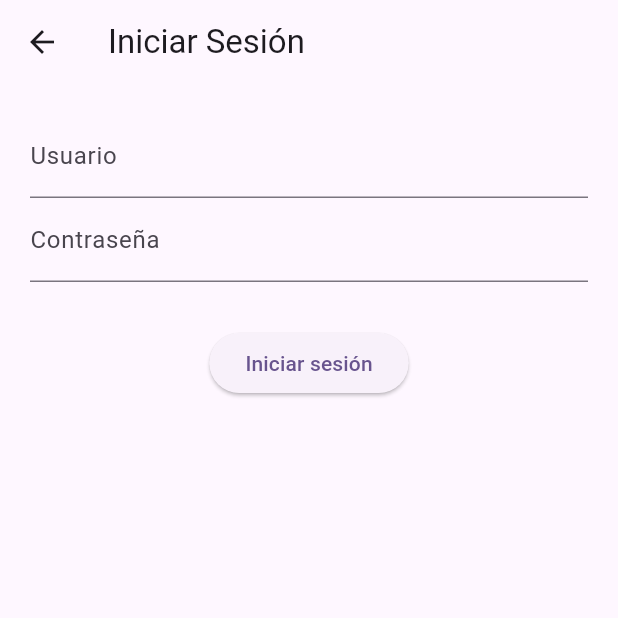
After one commit to AndresReyes2901/ProyectoSI2-parcial2Mobile, a Flutter app: the LoginScreen screen opened directly, on a phone screen of 412 x 824 dp, the top half of it. The commit adds this screen. Run offline on Flutter 3.47's test engine with Material 3 defaults, Android fonts, the phone set to English and light mode, and no system bars; statements that could not run were skipped.

Commit message:
Login y sidebar 1.0

```diff
--- /dev/null
+++ b/lib/models/user.dart
@@ -0,0 +1,7 @@
+// lib/models/user.dart
+class Usuario {
+  final String username;
+  final String rol;
+
+  Usuario({required this.username, required this.rol});
+}
--- /dev/null
+++ b/lib/screens/login/login_screen.dart
@@ -0,0 +1,80 @@
+// lib/screens/login_screen.dart
+import 'package:flutter/material.dart';
+import '/../services/auth_service.dart';
+
+class LoginScreen extends StatefulWidget {
+  const LoginScreen({super.key});
+
+  @override
+  State<LoginScreen> createState() => _LoginScreenState();
+}
+
+class _LoginScreenState extends State<LoginScreen> {
+  final TextEditingController _usuario = TextEditingController();
+  final TextEditingController _contrasena = TextEditingController();
+
+  bool _cargando = false;
+  String? _error;
+
+  void _iniciarSesion() async {
+    setState(() {
+      _cargando = true;
+      _error = null;
+    });
+
+    final rol = await AuthService.login(_usuario.text, _contrasena.text);
+
+    setState(() => _cargando = false);
+
+    if (rol != null) {
+      switch (rol) {
+        case 'admin':
+          Navigator.pushNamed(context, '/admin');
+          break;
+        case 'teacher':
+          Navigator.pushNamed(context, '/teacher');
+          break;
+        case 'student':
+          Navigator.pushNamed(context, '/student');
+          break;
+      }
+    } else {
+      setState(() {
+        _error = 'Usuario o contraseña incorrectos';
+      });
+    }
+  }
+
+  @override
+  Widget build(BuildContext context) {
+    return Scaffold(
+      appBar: AppBar(title: Text('Iniciar Sesión')),
+      body: Padding(
+        padding: const EdgeInsets.all(20),
+        child: Column(
+          children: [
+            TextField(
+              controller: _usuario,
+              decoration: InputDecoration(labelText: 'Usuario'),
+            ),
+            TextField(
+              controller: _contrasena,
+              obscureText: true,
+              decoration: InputDecoration(labelText: 'Contraseña'),
+            ),
+            SizedBox(height: 20),
+            if (_error != null)
+              Text(_error!, style: TextStyle(color: Colors.red)),
+            SizedBox(height: 10),
+            ElevatedButton(
+              onPressed: _cargando ? null : _iniciarSesion,
+              child: _cargando
+                  ? CircularProgressIndicator(color: Colors.white)
+                  : Text('Iniciar sesión'),
+            ),
+          ],
+        ),
+      ),
+    );
+  }
+}
```
Also changed, not shown: lib/main.dart (+14 -49 lines), lib/screens/admin/admin_dashboard.dart (added, +40 -0 lines), lib/screens/teacher/teacher_dashboard.dart (added, +27 -0 lines), lib/services/auth_service.dart (added, +14 -0 lines), lib/widgets/app_drawer.dart (added, +68 -0 lines), lib/screens/student/dashboard.dart (added), lib/screens/teacher/notas.dart (added).
